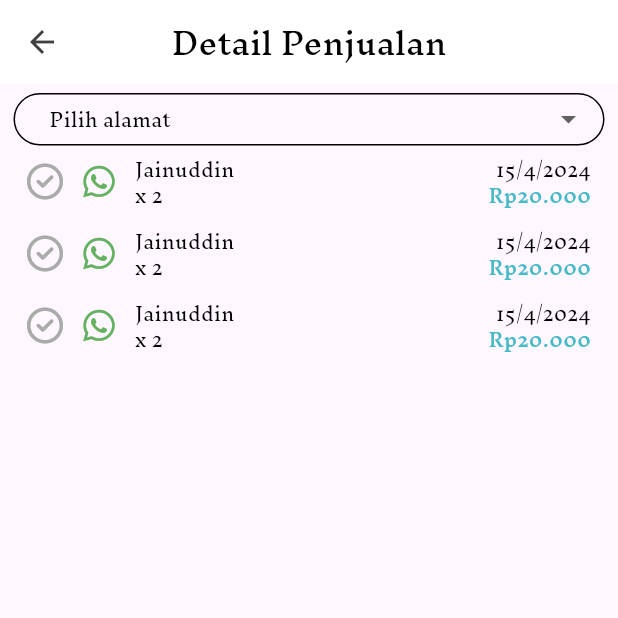
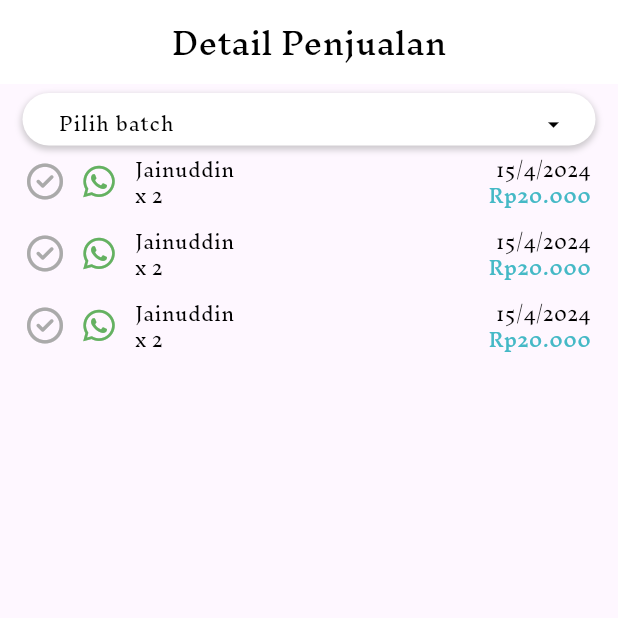
Before and after one commit to mukhayyar/free-market-pens-mobile, a Flutter app: the DetailPenjualanScreen screen opened directly, on a phone screen of 412 x 824 dp, the top half of it. Run offline on Flutter 3.47's test engine with Material 3 defaults, Android fonts, the phone set to English and light mode, and no system bars; our stand-ins replace font_awesome_flutter, input_quantity.

Commit message:
feat: dropdown

```diff
--- a/lib/main.dart
+++ b/lib/main.dart
@@ -1,7 +1,9 @@
 import 'package:flutter/material.dart';
 import 'package:free_market_pens_mobile/presentation/screen/buyer/checkout_screen.dart';
 import 'package:free_market_pens_mobile/presentation/screen/buyer/keranjang_screen.dart';
+import 'package:free_market_pens_mobile/presentation/screen/seller/detail_penjualan_screen.dart';
 import 'package:free_market_pens_mobile/presentation/widget/card/keranjang_card.dart';
+import 'package:free_market_pens_mobile/presentation/widget/component/dropdown.dart';
 import 'package:free_market_pens_mobile/theme.dart';
 
 void main() {
@@ -17,7 +19,7 @@ class MyApp extends StatelessWidget {
       debugShowCheckedModeBanner: false,
       title: 'Free Market',
       theme: appTheme,
-      home: const KeranjangScreen(),
+      home: const DetailPenjualanScreen(),
     );
   }
 }
--- a/lib/presentation/screen/seller/detail_penjualan_screen.dart
+++ b/lib/presentation/screen/seller/detail_penjualan_screen.dart
@@ -26,7 +26,9 @@ class _DetailPenjualanScreenState extends State<DetailPenjualanScreen> {
           padding: const EdgeInsets.fromLTRB(9, 6, 9, 0),
           child: Column(
             children: [
-              const Dropdown(),
+              Dropdown(
+                role: 'batch',
+              ),
               ListView.builder(
                 shrinkWrap: true,
                 physics: const NeverScrollableScrollPhysics(),
--- a/lib/presentation/widget/card/alamat_card.dart
+++ b/lib/presentation/widget/card/alamat_card.dart
@@ -9,6 +9,7 @@ class AlamatCard extends StatelessWidget {
     return Card(
       clipBehavior: Clip.hardEdge,
       color: tertiary2,
+      surfaceTintColor: tertiary2,
       elevation: 3,
       shape: RoundedRectangleBorder(
         side: BorderSide(
--- a/lib/presentation/widget/card/checkout_card.dart
+++ b/lib/presentation/widget/card/checkout_card.dart
@@ -10,6 +10,7 @@ class CheckoutCard extends StatelessWidget {
     return Card(
       clipBehavior: Clip.hardEdge,
       color: tertiary2,
+      surfaceTintColor: tertiary2,
       elevation: 3,
       shape: RoundedRectangleBorder(
         side: BorderSide(
--- a/lib/presentation/widget/card/detail_pesanan_card.dart
+++ b/lib/presentation/widget/card/detail_pesanan_card.dart
@@ -13,6 +13,7 @@ class DetailPesananCard extends StatelessWidget {
     return Card(
       clipBehavior: Clip.hardEdge,
       color: tertiary2,
+      surfaceTintColor: tertiary2,
       elevation: 3,
       shape: RoundedRectangleBorder(
         side: BorderSide(
--- a/lib/presentation/widget/card/keranjang_card.dart
+++ b/lib/presentation/widget/card/keranjang_card.dart
@@ -18,6 +18,7 @@ class _KeranjangCardState extends State<KeranjangCard> {
     return Card(
       clipBehavior: Clip.hardEdge,
       color: tertiary2,
+      surfaceTintColor: tertiary2,
       elevation: 3,
       shape: RoundedRectangleBorder(
         side: BorderSide(
--- a/lib/presentation/widget/card/tambah_alamat_card.dart
+++ b/lib/presentation/widget/card/tambah_alamat_card.dart
@@ -15,6 +15,7 @@ class _TambahAlamatCardState extends State<TambahAlamatCard> {
     return Card(
       clipBehavior: Clip.hardEdge,
       color: tertiary2,
+      surfaceTintColor: tertiary2,
       elevation: 3,
       shape: RoundedRectangleBorder(
         side: BorderSide(
--- a/lib/presentation/widget/component/dropdown.dart
+++ b/lib/presentation/widget/component/dropdown.dart
@@ -1,78 +1,75 @@
 import 'package:flutter/material.dart';
 import 'package:free_market_pens_mobile/theme.dart';
 
+const List<String> list = <String>['One', 'Two', 'Three', 'Four'];
+
 class Dropdown extends StatefulWidget {
-  const Dropdown({super.key});
+  const Dropdown({super.key, required this.role});
+
+  final String role;
 
   @override
-  _DropdownState createState() => _DropdownState();
+  State<Dropdown> createState() => _DropdownState();
 }
 
 class _DropdownState extends State<Dropdown> {
-  final List<String> _dropDownItems = [
-    'One',
-    'Two',
-    'Three',
-    'Four',
-    's',
-    'sev',
-    'eg',
-    'nn',
-    'tn',
-    'eelv',
-    'tw',
-    'thr',
-    'frt',
-    'fvt',
-    'stn',
-    'etn',
-    'nnt',
-    'twt',
-    'ttt',
-    'tttt',
-    'vv',
-    'dd',
-    'ss',
-    'gg',
-    'hh'
-  ];
-  String? _selectedItem;
+  String? selectedValue;
 
   @override
   Widget build(BuildContext context) {
     return SizedBox(
       height: 35,
-      child: DropdownButtonFormField<String>(
-        value: _selectedItem,
-        hint: Text(
-          'Pilih alamat',
-          style: secondaryTextStyle,
+      child: Container(
+        decoration: BoxDecoration(
+          color: Colors.white,
+          borderRadius: BorderRadius.circular(30.0),
+          boxShadow: [
+            BoxShadow(
+              color: Colors.grey.withOpacity(0.5),
+              spreadRadius: 1,
+              blurRadius: 3,
+              offset: Offset(0, 2),
+            ),
+          ],
         ),
-        menuMaxHeight: 300,
-        decoration: InputDecoration(
-          contentPadding: const EdgeInsets.symmetric(horizontal: 20.0),
-          border: OutlineInputBorder(
-            borderRadius: BorderRadius.circular(30.0),
+        child: DropdownMenu<String>(
+          menuHeight: 300,
+          width: MediaQuery.of(context).size.width - 30,
+          requestFocusOnTap: true,
+          hintText: widget.role == 'alamat'
+              ? 'Pilih tempat pengambilan'
+              : 'Pilih batch',
+          textStyle:
+              (selectedValue != null ? secondaryTextStyle : tertiaryTextStyle),
+          inputDecorationTheme: InputDecorationTheme(
+            isDense: true,
+            constraints: BoxConstraints.tight(
+              const Size.fromHeight(40),
+            ),
+            contentPadding: EdgeInsets.symmetric(
+              horizontal: 20,
+            ),
+            border: OutlineInputBorder(
+              borderSide: BorderSide.none,
+              borderRadius: BorderRadius.circular(30.0),
+            ),
           ),
-          focusedBorder: OutlineInputBorder(
-            borderSide: BorderSide(color: primary),
-            borderRadius: BorderRadius.circular(30.0),
-          ),
+          onSelected: (String? value) {
+            setState(() {
+              selectedValue = value;
+            });
+          },
+          dropdownMenuEntries:
+              list.map<DropdownMenuEntry<String>>((String value) {
+            return DropdownMenuEntry<String>(
+              value: value,
+              label: value,
+              style: MenuItemButton.styleFrom(
+                textStyle: secondaryTextStyle,
+              ),
+            );
+          }).toList(),
         ),
-        items: _dropDownItems.map((String item) {
-          return DropdownMenuItem(
-            value: item,
-            child: Text(
-              item,
-              style: secondaryTextStyle,
-            ),
-          );
-        }).toList(),
-        onChanged: (String? value) {
-          setState(() {
-            _selectedItem = value!;
-          });
-        },
       ),
     );
   }
```
